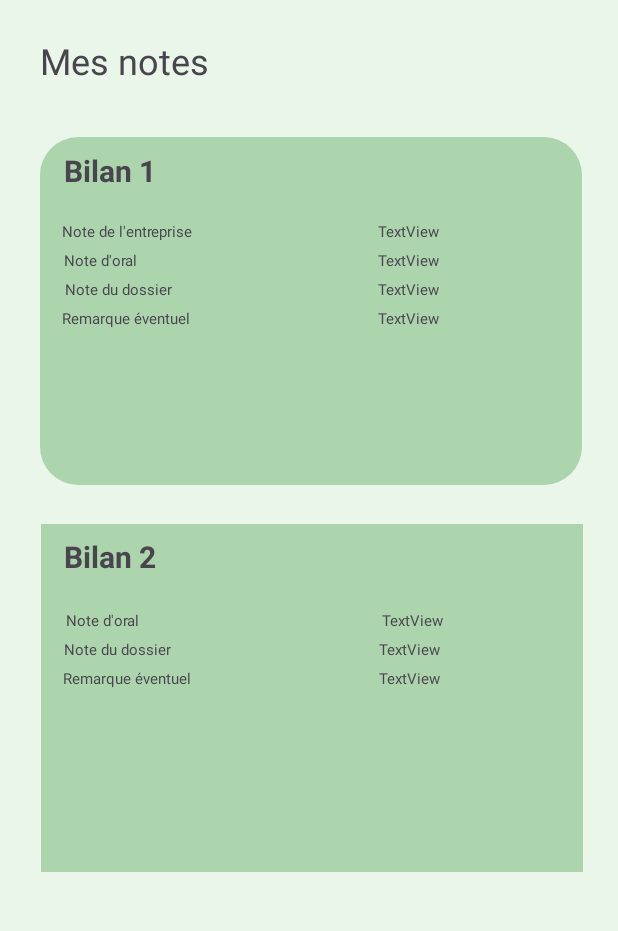
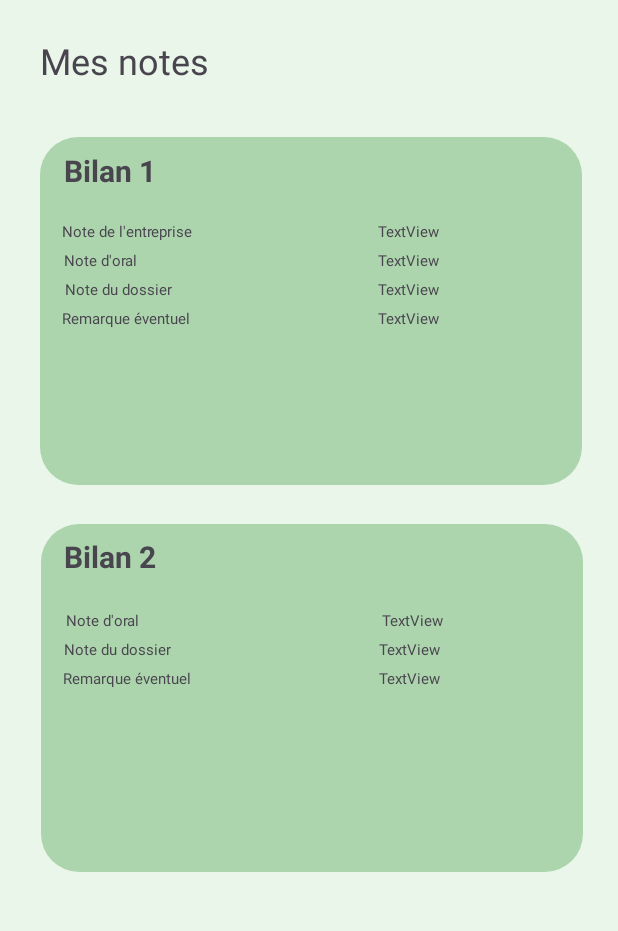
Before and after one commit to Maxirrx/Projet_Mobile_FSI, an Android app: the PageNote screen opened directly, with no data from a screen before it, on a phone screen of 412 x 824 dp, the part 251-1182 px from its top. Run offline under Robolectric (Android 15) with nearby library versions, the phone set to English and light mode, and no system bars; 7 statements that could not run were skipped.

```diff
--- a/app/src/main/java/com/example/projet_mobile_fsi/MainActivity.java
+++ b/app/src/main/java/com/example/projet_mobile_fsi/MainActivity.java
@@ -37,9 +37,11 @@ public class MainActivity extends AppCompatActivity {
     }
 
     private void initialisation(){
+
         btnconnect = (Button) findViewById(R.id.btnconnect);
         login = (EditText) findViewById(R.id.login);
         mdp = (EditText) findViewById(R.id.mdp);
+
 
         UtilisateurDAO utilisateurDAO = new UtilisateurDAO(this);
         utilisateurDAO.open();
--- a/app/src/main/java/com/example/projet_mobile_fsi/Pagemodif.java
+++ b/app/src/main/java/com/example/projet_mobile_fsi/Pagemodif.java
@@ -64,9 +64,9 @@ public class Pagemodif extends AppCompatActivity {
 
         nom.setText(utilisateur.getNomUti());
         prenom.setText(utilisateur.getPrenomUti());
-        telephone.setText(String.valueOf(utilisateur.getTelMA()));
-        adresse.setText(String.valueOf(utilisateur.getAdresseUti()));
-        mail.setText(String.valueOf(utilisateur.getMailUti()));
+        telephone.setText("vide".equals(String.valueOf(utilisateur.getTelMA())) ? " " : String.valueOf(utilisateur.getTelMA()));
+        adresse.setText( "vide".equals(String.valueOf(utilisateur.getAdresseUti())) ? " " : String.valueOf(utilisateur.getAdresseUti()));
+        mail.setText("vide".equals(String.valueOf(utilisateur.getMailUti())) ? " " : String.valueOf(utilisateur.getMailUti()) );
         classe.setText(utilisateur.getLibBil1());
 
 
--- a/app/src/main/res/layout/page_info.xml
+++ b/app/src/main/res/layout/page_info.xml
@@ -304,7 +304,7 @@
         android:layout_width="361dp"
         android:layout_height="232dp"
         android:layout_marginTop="450dp"
-        android:background="#ADD5AD"
+        android:background="@drawable/rounded_background_view"
         app:layout_constraintBottom_toBottomOf="parent"
         app:layout_constraintEnd_toEndOf="parent"
         app:layout_constraintHorizontal_bias="0.54"
--- a/app/src/main/res/layout/page_note.xml
+++ b/app/src/main/res/layout/page_note.xml
@@ -215,8 +215,7 @@
         android:layout_width="361dp"
         android:layout_height="232dp"
         android:layout_marginTop="450dp"
-        android:background="#ADD5AD"
-        app:layout_constraintBottom_toBottomOf="parent"
+        android:background="@drawable/rounded_background_view"        app:layout_constraintBottom_toBottomOf="parent"
         app:layout_constraintEnd_toEndOf="parent"
         app:layout_constraintHorizontal_bias="0.54"
         app:layout_constraintStart_toStartOf="parent"
--- a/app/src/main/res/values/themes.xml
+++ b/app/src/main/res/values/themes.xml
@@ -1,9 +1,11 @@
 <resources xmlns:tools="http://schemas.android.com/tools">
     <!-- Base application theme. -->
     <style name="Base.Theme.Projet_Mobile_FSI" parent="Theme.Material3.DayNight.NoActionBar">
+
         <!-- Customize your light theme here. -->
-        <!-- <item name="colorPrimary">@color/my_light_primary</item> -->
+        <!-- <item nam e="colorPrimary">@color/my_light_primary</item> -->
     </style>
 
     <style name="Theme.Projet_Mobile_FSI" parent="Base.Theme.Projet_Mobile_FSI" />
+
 </resources>
```
